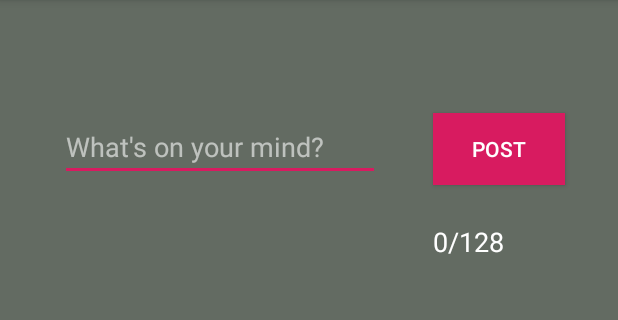
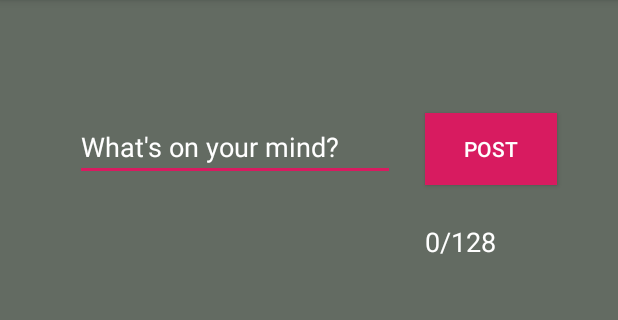
Before and after one commit to alanfinnin/social_app, an Android app: the PostActivity screen opened directly, with no data from a screen before it, on a phone screen of 412 x 824 dp, the part 84-404 px from its top. Run offline under Robolectric (Android 15) with nearby library versions, the phone set to English and light mode, and no system bars; our stand-ins replace Firebase (no records; nobody signed in at launch, a user with empty details on screens opened directly).

Commit message:
Fixed constraints to allow rotation - final commit

```diff
--- a/app/src/main/res/layout/activity_post.xml
+++ b/app/src/main/res/layout/activity_post.xml
@@ -11,12 +11,12 @@
         android:id="@+id/post"
         android:layout_width="wrap_content"
         android:layout_height="wrap_content"
+        android:layout_marginStart="20dp"
         android:background="@color/colorAccent"
+
         android:onClick="sendData"
         android:text="POST"
         android:textColor="@color/colorText"
-
-        app:layout_constraintEnd_toEndOf="parent"
         app:layout_constraintStart_toEndOf="@+id/post_text"
         app:layout_constraintTop_toTopOf="@+id/post_text" />
 
@@ -24,15 +24,16 @@
         android:id="@+id/post_text"
         android:layout_width="wrap_content"
         android:layout_height="wrap_content"
-        android:layout_marginStart="40dp"
         android:layout_marginTop="75dp"
         android:ems="10"
         android:gravity="start|top"
         android:hint="What's on your mind?"
         android:inputType="textMultiLine"
         android:maxLength="128"
-        android:textColor="@color/colorText"
-        android:textColorHint="@color/colorTextHint"
+        android:textColor="@color/colorTextHint"
+        android:textColorHint="@color/colorPlusSign"
+        app:layout_constraintEnd_toEndOf="parent"
+        app:layout_constraintHorizontal_bias="0.25"
         app:layout_constraintStart_toStartOf="parent"
         app:layout_constraintTop_toTopOf="parent" />
 
@@ -46,4 +47,5 @@
         android:textSize="18sp"
         app:layout_constraintStart_toStartOf="@+id/post"
         app:layout_constraintTop_toBottomOf="@+id/post" />
+
 </androidx.constraintlayout.widget.ConstraintLayout>
```
Also changed, not shown: app/src/main/res/layout/activity_logged_in.xml (+7 -5 lines).
